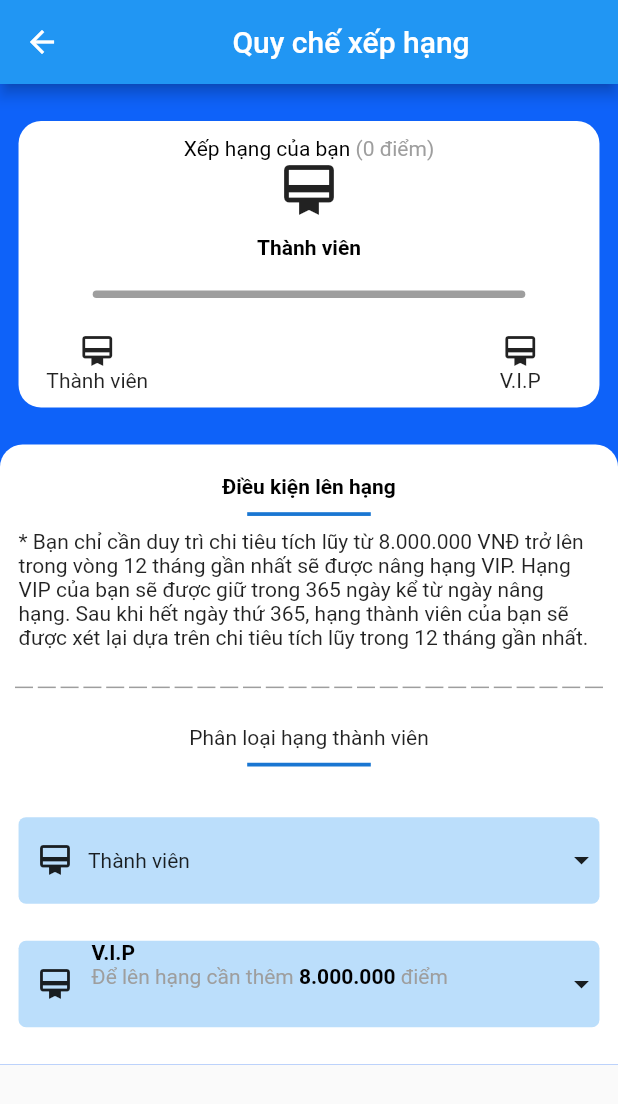
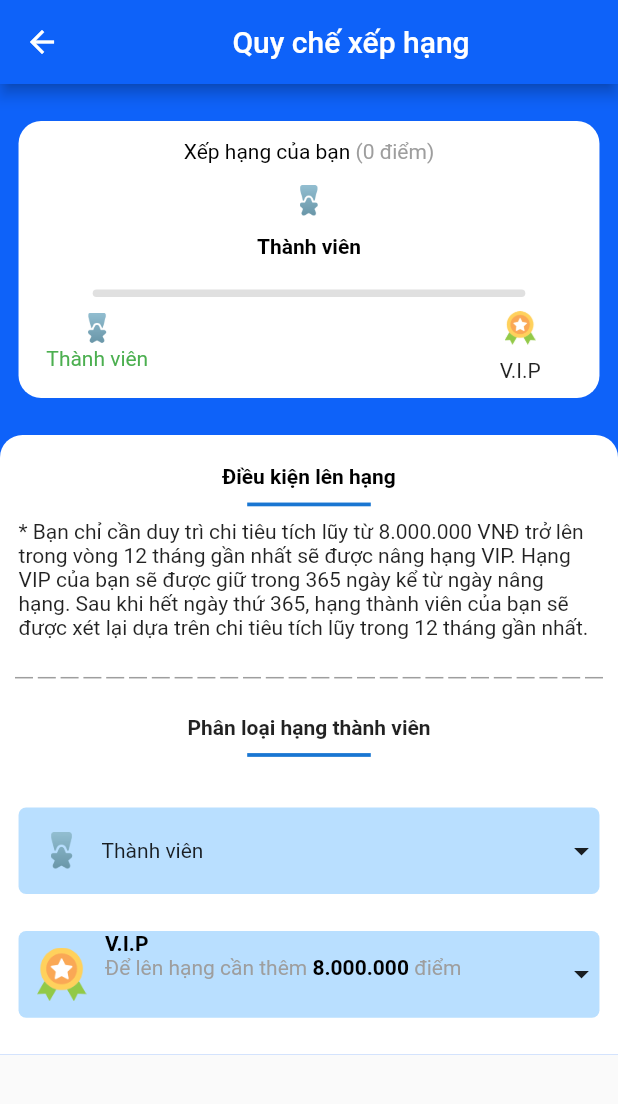
Before and after one commit to khanhpl/Pharmacity-dart, a Flutter app: the Account screen opened by its route, after a tap on "Quy chế xếp hạng thành viên ExtraCare", on a phone screen of 412 x 824 dp. Shown: the top 1104 px of the screen. Run offline on Flutter 3.47's test engine with Material 2 defaults, Android fonts, the phone set to English and light mode, and no system bars; drawn by our look-alikes of flutter_dash; our stand-ins replace carousel_pro, convex_bottom_bar, fluttericon, google_fonts, google_maps_flutter.

Commit message:
update ver3 13-11-2021

```diff
--- a/lib/screens/home/home_screen.dart
+++ b/lib/screens/home/home_screen.dart
@@ -247,6 +247,7 @@ class HomeScreen extends State<MyHomeScreen> {
                                 'assets/favoriteServices/doctor-online.png',
                                 width: size.width * 0.3 * 0.33,
                                 height: size.width * 0.3 * 0.33,
+                                color: Colors.white,
                               ),
                               style: ElevatedButton.styleFrom(
                                 shape: CircleBorder(),
--- a/lib/screens/services/accounts/accountSetting.dart
+++ b/lib/screens/services/accounts/accountSetting.dart
@@ -12,9 +12,11 @@ class _MyAccountSettingState extends State<MyAccountSetting> {
   Widget build(BuildContext context) {
     var _pageHeight = MediaQuery.of(context).size.height;
     var _pageWidth = MediaQuery.of(context).size.width;
+
+    var _themeColor = Theme.of(context).primaryColor;
     return Scaffold(
       appBar: AppBar(
-        backgroundColor: Colors.blue[700],
+        backgroundColor: _themeColor,
         centerTitle: true,
         title: Container(
           child: Text('Cài đặt'),
@@ -24,7 +26,7 @@ class _MyAccountSettingState extends State<MyAccountSetting> {
       body: Material(
         child: Container(
           decoration: BoxDecoration(
-            color: Colors.blue[700],
+            color: _themeColor,
           ),
           child: SingleChildScrollView(
             scrollDirection: Axis.vertical,
--- a/lib/screens/services/accounts/accounts.dart
+++ b/lib/screens/services/accounts/accounts.dart
@@ -9,9 +9,11 @@ class Account extends StatelessWidget {
 
     var _edgeInsertLR = MediaQuery.of(context).size.width * 0.03;
     var _edgeInsertTB = MediaQuery.of(context).size.height * 0.03;
+
+    var _themeColor = Theme.of(context).primaryColor;
     return Container(
       decoration: BoxDecoration(
-        color: Colors.blue[700],
+        color: _themeColor,
       ),
       child: SingleChildScrollView(
         scrollDirection: Axis.vertical,
@@ -20,39 +22,45 @@ class Account extends StatelessWidget {
             SizedBox(height: _edgeInsertTB * 2),
             Container(
               width: _pageWidth,
-              height: _pageHeight * 0.23,
               margin: EdgeInsets.fromLTRB(_edgeInsertLR, 0, _edgeInsertLR, 0),
               decoration: BoxDecoration(
                 color: Colors.white,
                 borderRadius: BorderRadius.circular(15),
               ),
               child: Column(
-                mainAxisAlignment: MainAxisAlignment.center,
+                mainAxisAlignment: MainAxisAlignment.start,
                 children: [
+                  SizedBox(height: _edgeInsertTB * 0.5),
                   Container(
-                    height: _pageHeight * 0.2 * 0.3,
                     child: Text(
                       'Bạn chưa đăng nhập',
                       style: TextStyle(
                         fontWeight: FontWeight.bold,
+                        fontSize: _pageHeight * 0.019,
                       ),
                     ),
                     alignment: Alignment.centerLeft,
                     margin: EdgeInsets.only(left: _edgeInsertLR),
                   ),
+                  SizedBox(height: _edgeInsertTB * 0.8),
                   Container(
-                    height: _pageHeight * 0.2 * 0.3,
                     child: Text(
-                        'Hãy đăng nhập để được hưởng các đặc quyền riêng dành cho thành viên'),
+                      'Hãy đăng nhập để được hưởng các đặc quyền riêng dành cho thành viên',
+                      style: TextStyle(
+                        fontSize: _pageHeight * 0.019,
+                      ),
+                    ),
                     alignment: Alignment.centerLeft,
                     margin: EdgeInsets.only(left: _edgeInsertLR),
                   ),
+                  SizedBox(height: _edgeInsertTB * 0.8),
                   Container(
                     child: ElevatedButton(
                       child: Text(
                         'Đăng nhập ngay ',
                         style: TextStyle(
                           color: Colors.white,
+                          fontSize: _pageHeight * 0.019,
                         ),
                       ),
                       style: ButtonStyle(
@@ -70,9 +78,11 @@ class Account extends StatelessWidget {
                       },
                     ),
                     width: _pageWidth,
+                    height: _pageHeight * 0.06,
                     margin:
                         EdgeInsets.fromLTRB(_edgeInsertLR, 0, _edgeInsertLR, 0),
                   ),
+                  SizedBox(height: _edgeInsertTB * 0.5),
                 ],
               ),
             ),
@@ -95,12 +105,19 @@ class Account extends StatelessWidget {
                       child: Row(
                         children: [
                           Container(
-                            child: Icon(Icons.album),
+                            child: ImageIcon(
+                              AssetImage(
+                                  'assets/accounts/src_assets_icons_icmember.png'),
+                            ),
                             width: _pageWidth * 0.1,
                           ),
                           Container(
                             child:
-                                Text('Quy chế xếp hạng thành viên ExtraCare'),
+                                Text('Quy chế xếp hạng thành viên ExtraCare',
+                                  style: TextStyle(
+                                    fontWeight: FontWeight.w400,
+                                  ),
+                                ),
                           ),
                           Expanded(
                             child: Container(
@@ -133,11 +150,18 @@ class Account extends StatelessWidget {
                       child: Row(
                         children: [
                           Container(
-                            child: Icon(Icons.help_center_outlined),
+                            child: ImageIcon(
+                              AssetImage(
+                                  'assets/accounts/question.png'),
+                            ),
                             width: _pageWidth * 0.1,
                           ),
                           Container(
-                            child: Text('Trung tâm trợ giúp'),
+                            child: Text('Trung tâm trợ giúp',
+                              style: TextStyle(
+                                fontWeight: FontWeight.w400,
+                              ),
+                            ),
                           ),
                           Expanded(
                             child: Container(
@@ -164,11 +188,18 @@ class Account extends StatelessWidget {
                       child: Row(
                         children: [
                           Container(
-                            child: Icon(Icons.settings_applications_sharp),
+                            child: ImageIcon(
+                              AssetImage(
+                                  'assets/accounts/setting.png'),
+                            ),
                             width: _pageWidth * 0.1,
                           ),
                           Container(
-                            child: Text('Cài đặt'),
+                            child: Text('Cài đặt',
+                              style: TextStyle(
+                                fontWeight: FontWeight.w400,
+                              ),
+                            ),
                           ),
                           Expanded(
                             child: Container(
@@ -208,7 +239,11 @@ class Account extends StatelessWidget {
                                     fontWeight: FontWeight.bold,
                                   ),
                                 ),
-                                Text('Tư vấn đặt hàng'),
+                                Text('Tư vấn đặt hàng',
+                                  style: TextStyle(
+                                    fontWeight: FontWeight.w400,
+                                  ),
+                                ),
                               ],
                             ),
                           )
--- a/lib/screens/services/accounts/help_center.dart
+++ b/lib/screens/services/accounts/help_center.dart
@@ -12,12 +12,14 @@ class _MyHelpCenterState extends State<MyHelpCenter> {
   Widget build(BuildContext context) {
     var _pageHeight = MediaQuery.of(context).size.height;
     var _pageWidth = MediaQuery.of(context).size.width;
+
+    var _themeColor = Theme.of(context).primaryColor;
     return DefaultTabController(
       initialIndex: 0,
       length: 2,
       child: Scaffold(
         appBar: AppBar(
-          backgroundColor: Colors.blue[700],
+          backgroundColor: _themeColor,
           centerTitle: true,
           title: Text(
             'Trung tâm trợ giúp',
@@ -37,7 +39,7 @@ class _MyHelpCenterState extends State<MyHelpCenter> {
         body: Material(
           child: Container(
             decoration: BoxDecoration(
-              color: Colors.blue[700],
+              color: _themeColor,
             ),
             child: Container(
               decoration: BoxDecoration(
--- a/lib/screens/services/accounts/login_form.dart
+++ b/lib/screens/services/accounts/login_form.dart
@@ -13,7 +13,7 @@ class _MyLoginFormState extends State<MyLoginForm> {
     return Material(
       child: Container(
         decoration: BoxDecoration(
-          color: Colors.blue[700],
+          color: Theme.of(context).primaryColor,
         ),
         child: SingleChildScrollView(
           scrollDirection: Axis.vertical,
@@ -57,21 +57,22 @@ class _MyLoginFormState extends State<MyLoginForm> {
               ),
 
               //Body
-
               Container(
-                height: _pageHeight * 0.8,
                 width: _pageWidth,
                 decoration: BoxDecoration(
                   color: Colors.white,
                 ),
+                child: SingleChildScrollView(
+                  scrollDirection: Axis.vertical,
                   child: Column(
                     children: [
+                      SizedBox(height: _pageHeight * 0.03),
                       Container(
                         child: Row(
                           children: [
                             Container(
                               width: _pageWidth * 0.5 * 0.7,
-                            height: _pageHeight * 0.1 * 0.8,
+                              height: _pageHeight * 0.1 * 0.6,
                               margin: EdgeInsets.only(left: _pageWidth * 0.03),
                               decoration: BoxDecoration(
                                 image: DecorationImage(
@@ -83,7 +84,7 @@ class _MyLoginFormState extends State<MyLoginForm> {
                             ),
                             Container(
                               width: _pageWidth * 0.2,
-                            height: _pageHeight * 0.1 * 0.8,
+                              height: _pageHeight * 0.1 * 0.6,
                               alignment: Alignment.center,
                               margin: EdgeInsets.only(left: _pageWidth * 0.05),
                               child: Text(
@@ -99,6 +100,7 @@ class _MyLoginFormState extends State<MyLoginForm> {
                         ),
                         alignment: Alignment.centerLeft,
                       ),
+                      SizedBox(height: _pageHeight * 0.03),
                       Container(
                         margin: EdgeInsets.only(
                             left: _pageWidth * 0.03, right: _pageWidth * 0.03),
@@ -113,6 +115,7 @@ class _MyLoginFormState extends State<MyLoginForm> {
                               WidgetSpan(
                                 child: Icon(
                                   Icons.help,
+                                  color: Colors.grey.shade400,
                                 ),
                               )
                             ],
@@ -136,7 +139,7 @@ class _MyLoginFormState extends State<MyLoginForm> {
                             ),
                             Expanded(
                               child: TextField(
-                              decoration: InputDecoration(
+                                decoration: InputDecoration.collapsed(
                                   hintText: 'Số điện thoại',
                                   hintStyle: TextStyle(
                                     color: Colors.black26,
@@ -164,7 +167,7 @@ class _MyLoginFormState extends State<MyLoginForm> {
                             ),
                             Expanded(
                               child: TextField(
-                              decoration: InputDecoration(
+                                decoration: InputDecoration.collapsed(
                                   hintText: 'Mật khẩu',
                                   hintStyle: TextStyle(
                                     color: Colors.black26,
@@ -188,7 +191,9 @@ class _MyLoginFormState extends State<MyLoginForm> {
                           ),
                         ),
                       ),
+                      SizedBox(height: _pageHeight * 0.015),
                       Container(
+                        height: _pageHeight * 0.06,
                         child: ElevatedButton(
                           child: Text(
                             'Đăng nhập ',
@@ -199,8 +204,8 @@ class _MyLoginFormState extends State<MyLoginForm> {
                           style: ButtonStyle(
                             backgroundColor: MaterialStateProperty.all<Color>(
                                 Colors.grey.shade400),
-                          shape:
-                              MaterialStateProperty.all<RoundedRectangleBorder>(
+                            shape: MaterialStateProperty.all<
+                                RoundedRectangleBorder>(
                               RoundedRectangleBorder(
                                 borderRadius: BorderRadius.circular(10.0),
                               ),
@@ -214,6 +219,7 @@ class _MyLoginFormState extends State<MyLoginForm> {
                         margin: EdgeInsets.fromLTRB(
                             _pageWidth * 0.03, 10, _pageWidth * 0.03, 0),
                       ),
+                      SizedBox(height: _pageHeight * 0.015),
                       Container(
                         width: _pageWidth,
                         margin: EdgeInsets.fromLTRB(
@@ -284,7 +290,9 @@ class _MyLoginFormState extends State<MyLoginForm> {
                           ),
                         ),
                       ),
+                      SizedBox(height: _pageHeight * 0.1),
                     ],
+                  ),
                 ),
               ),
             ],
--- a/lib/screens/services/accounts/user_ranking.dart
+++ b/lib/screens/services/accounts/user_ranking.dart
@@ -16,8 +16,12 @@ class _MyUserRankingState extends State<MyUserRanking> {
 
     var _edgeInsertLR = MediaQuery.of(context).size.width * 0.03;
     var _edgeInsertTB = MediaQuery.of(context).size.height * 0.03;
+
+    var _themeColor = Theme.of(context).primaryColor;
     return Scaffold(
+
       appBar: AppBar(
+        backgroundColor: _themeColor,
         title: Container(
           child: Row(
             mainAxisAlignment: MainAxisAlignment.center,
@@ -41,7 +45,6 @@ class _MyUserRankingState extends State<MyUserRanking> {
               SizedBox(height: _edgeInsertTB),
               Container(
                 width: _pageWidth,
-                // height: _pageHeight * 0.28,
                 alignment: Alignment.center,
                 margin: EdgeInsets.fromLTRB(_edgeInsertLR, 0, _edgeInsertLR, 0),
                 decoration: BoxDecoration(
@@ -50,7 +53,7 @@ class _MyUserRankingState extends State<MyUserRanking> {
                 ),
                 child: Column(
                   children: [
-                    SizedBox(height: 10),
+                    SizedBox(height: _edgeInsertTB*0.5),
                     Container(
                       child: RichText(
                         text: TextSpan(
@@ -69,9 +72,12 @@ class _MyUserRankingState extends State<MyUserRanking> {
                         ),
                       ),
                     ),
-                    Icon(
-                      Icons.wallet_membership,
-                      size: 40,
+                    SizedBox(height: _edgeInsertTB*0.5),
+                    Container(
+                      child: Image.asset('assets/accounts/src_assets_newprofile_icprofilesilver.png',
+                        width: _pageWidth*0.03,
+                        height: _pageHeight*0.03,
+                      ),
                     ),
                     Container(
                       margin: EdgeInsets.only(top: _pageHeight * 0.25 * 0.05),
@@ -89,23 +95,29 @@ class _MyUserRankingState extends State<MyUserRanking> {
                         width: _pageWidth * 0.7,
                         height: 5,
                         decoration: BoxDecoration(
-                          color: Colors.grey,
+                          color: Colors.grey.shade300,
                           borderRadius: BorderRadius.circular(5),
                         ),
                       ),
                     ),
                     Container(
                       width: _pageWidth * 0.85,
-                      margin: EdgeInsets.only(top: _pageHeight * 0.28 * 0.1),
                       child: Row(
                         children: [
                           Container(
                             child: Column(
                               children: [
-                                Icon(
-                                  Icons.wallet_membership,
+                                Container(
+                                  child: Image.asset('assets/accounts/src_assets_newprofile_icprofilesilver.png',
+                                    width: _pageWidth*0.03,
+                                    height: _pageHeight*0.03,
+                                  ),
                                 ),
-                                Text('Thành viên'),
+                                Text('Thành viên',
+                                  style: TextStyle(
+                                    color: Colors.green,
+                                  ),
+                                ),
                               ],
                             ),
                           ),
@@ -115,8 +127,11 @@ class _MyUserRankingState extends State<MyUserRanking> {
                               alignment: Alignment.centerRight,
                               child: Column(
                                 children: [
-                                  Icon(
-                                    Icons.wallet_membership,
+                                  Container(
+                                    child: Image.asset('assets/accounts/src_assets_icons_icmedalmember.png',
+                                      width: _pageWidth*0.05,
+                                      height: _pageHeight*0.05,
+                                    ),
                                   ),
                                   Text('V.I.P'),
                                 ],
@@ -184,6 +199,9 @@ class _MyUserRankingState extends State<MyUserRanking> {
                     Container(
                       child: Text(
                         'Phân loại hạng thành viên',
+                        style: TextStyle(
+                          fontWeight: FontWeight.bold,
+                        ),
                       ),
                     ),
                     Container(
@@ -200,17 +218,19 @@ class _MyUserRankingState extends State<MyUserRanking> {
                       height: _pageHeight * 0.07,
                       margin: EdgeInsets.fromLTRB(_edgeInsertLR, 0, _edgeInsertLR, 0),
                       decoration: BoxDecoration(
-                        color: Colors.blue.shade100,
+                        color: Color.fromRGBO(185, 223, 255, 1),
                         borderRadius: BorderRadius.circular(5),
                       ),
                       child: Row(
                         mainAxisAlignment: MainAxisAlignment.center,
                         children: [
                           Container(
-                            margin: EdgeInsets.fromLTRB(_edgeInsertLR, 0, 0, 0),
-                            child: Icon(
-                              Icons.wallet_membership,
+                            child: Image.asset('assets/accounts/src_assets_newprofile_icprofilesilver.png',
+                              width: _pageWidth*0.03,
+                              height: _pageHeight*0.03,
                             ),
+                            margin: EdgeInsets.only(left: _edgeInsertLR),
+                            width: _pageWidth*0.08,
                           ),
                           Container(
                             margin: EdgeInsets.only(left: 10),
@@ -234,17 +254,19 @@ class _MyUserRankingState extends State<MyUserRanking> {
                       // alignment: Alignment.centerLeft,
                       margin: EdgeInsets.fromLTRB(_edgeInsertLR, 0, _edgeInsertLR, 0),
                       decoration: BoxDecoration(
-                        color: Colors.blue.shade100,
+                        color: Color.fromRGBO(185, 223, 255, 1),
                         borderRadius: BorderRadius.circular(5),
                       ),
                       child: Row(
                         mainAxisAlignment: MainAxisAlignment.center,
                         children: [
                           Container(
-                            margin: EdgeInsets.fromLTRB(_edgeInsertLR, 0, 0, 0),
-                            child: Icon(
-                              Icons.wallet_membership,
+                            child: Image.asset('assets/accounts/src_assets_icons_icmedalmember.png',
+                              width: _pageWidth*0.05,
+                              height: _pageHeight*0.05,
                             ),
+                            margin: EdgeInsets.only(left: _edgeInsertLR),
+                            width: _pageWidth*0.08,
                           ),
                           Container(
                             alignment: Alignment.centerLeft,
--- a/lib/screens/services/hot_products_on_pharmacity/hot_product_on_pharmacity.dart
+++ b/lib/screens/services/hot_products_on_pharmacity/hot_product_on_pharmacity.dart
@@ -16,7 +16,7 @@ class PharmacityHotProduct extends StatelessWidget {
     var _pageHeight = MediaQuery.of(context).size.height;
     return Container(
       decoration: BoxDecoration(
-        border: Border.all(color: Colors.grey.shade200),
+        border: Border.all(color: Colors.grey.shade400),
         borderRadius: BorderRadius.circular(15),
       ),
       width: _pageWidth * 0.45,
--- a/lib/screens/services/products_only_on_pharmacity/product_only_pharmacity.dart
+++ b/lib/screens/services/products_only_on_pharmacity/product_only_pharmacity.dart
@@ -17,7 +17,7 @@ class PharmacityProductOnly extends StatelessWidget {
     var _pageHeight = MediaQuery.of(context).size.height;
     return Container(
       decoration: BoxDecoration(
-        border: Border.all(color: Colors.grey.shade200),
+        border: Border.all(color: Colors.grey.shade400),
         borderRadius: BorderRadius.circular(15),
 
       ),
```
Also changed, not shown: assets/accounts/medal.png (added), assets/accounts/question.png (added), assets/accounts/setting.png (added), assets/accounts/src_assets_icons_icmedalmember.png (added), assets/accounts/src_assets_icons_icmember.png (added), assets/accounts/src_assets_icons_icmembergold.png (added), assets/accounts/src_assets_newprofile_icprofilegold.png (added), assets/accounts/src_assets_newprofile_icprofilesilver.png (added), assets/accounts/src_assets_newprofile_icprofilevip.png (added), assets/favoriteServices/member-card.png. Lines whose indentation alone changed are shown as unchanged.
